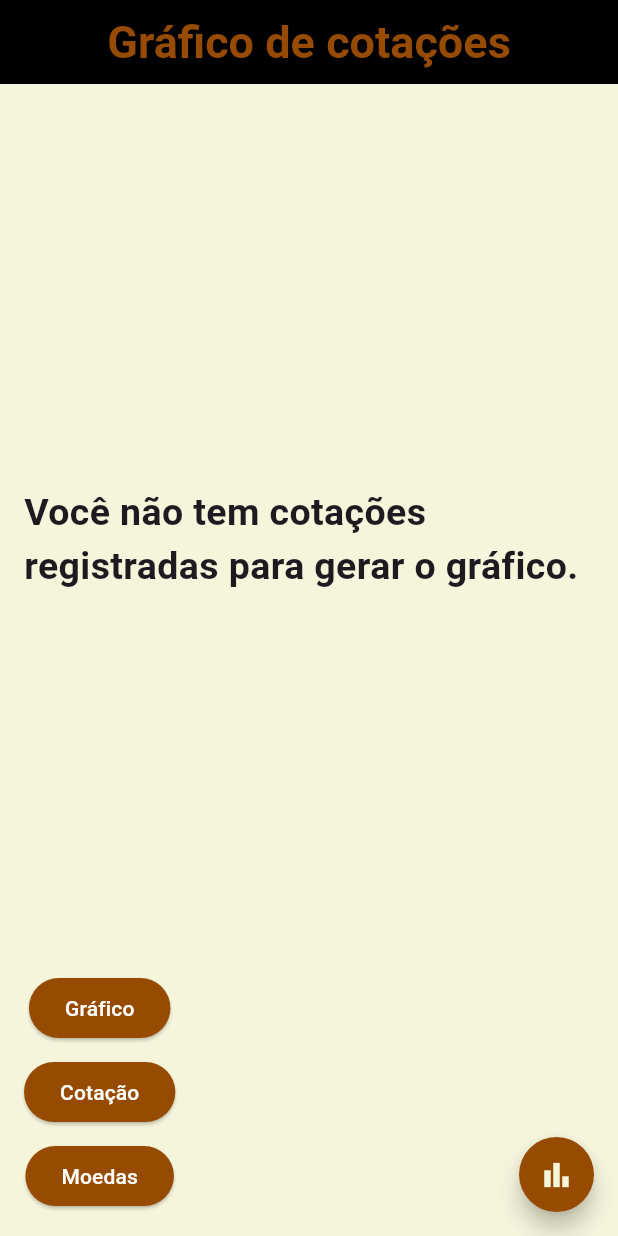
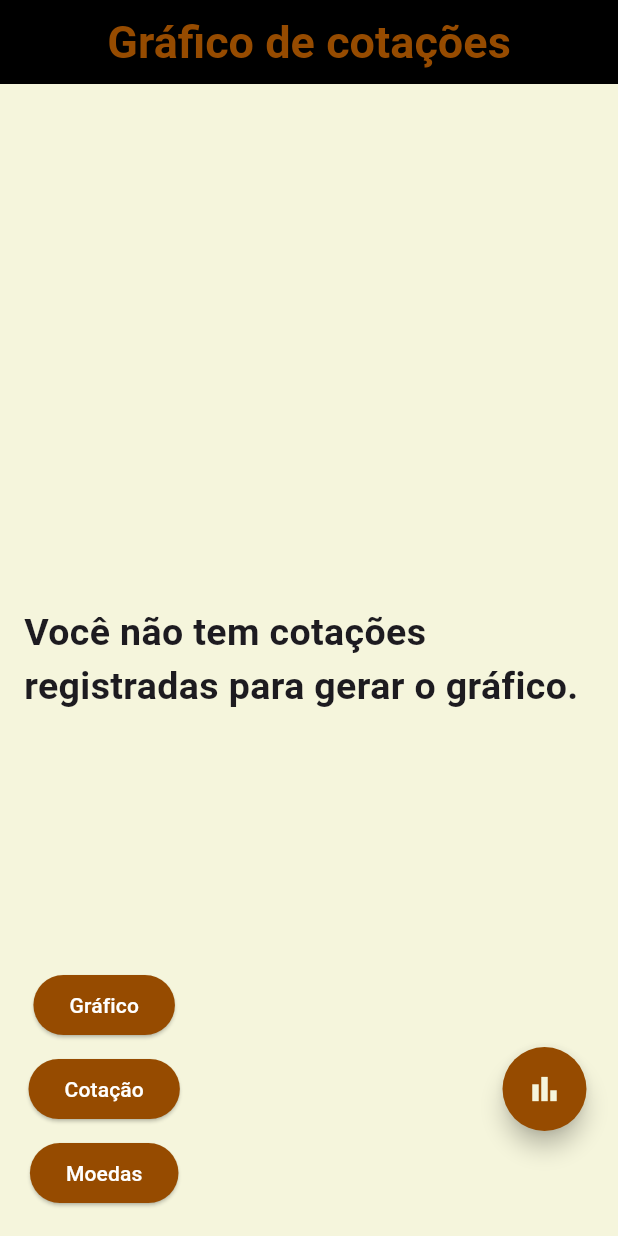
Before and after one commit to Lulispliff/app_grafico_compartilhado, a Flutter app: the screen it shows after launch, after a tap on "Gráfico", on a phone screen of 412 x 824 dp. Run offline on Flutter 3.47's test engine with Material 3 defaults, Android fonts, the phone set to English and light mode, and no system bars; our stand-ins replace fl_chart, font_awesome_flutter, isar, mask_text_input_formatter; accounts and stored records are empty; generated files the repository leaves out were written again.

Commit message:
botoes de navegaçao e add juntos

```diff
--- a/lib/src/screens/grafico_screen.dart
+++ b/lib/src/screens/grafico_screen.dart
@@ -44,7 +44,6 @@ class GraficoScreenState extends State<GraficoScreen> {
             Expanded(
               child: _buildPrimaryList(),
             ),
-            NavigatorButtons.buildNavigatorButtons(context),
           ],
         ),
       ),
@@ -124,17 +123,26 @@ class GraficoScreenState extends State<GraficoScreen> {
     return Column(
       mainAxisAlignment: MainAxisAlignment.end,
       children: [
-        SizedBox(
-          height: 50,
-          width: 50,
+        Row(
+          mainAxisAlignment: MainAxisAlignment.spaceBetween,
+          children: [
+            Padding(
+              padding: const EdgeInsets.symmetric(horizontal: 35, vertical: 2),
+              child: NavigatorButtons.buildNavigatorButtons(context),
+            ),
+            Padding(
+              padding: const EdgeInsets.all(5.0),
               child: FloatingActionButton(
                 onPressed: _selectInfosChartScreen,
                 tooltip: "Gerar gráfico",
                 backgroundColor: AppColors.color2,
                 shape: const CircleBorder(),
-            child: const Icon(Icons.bar_chart_sharp, color: AppColors.color3),
+                child:
+                    const Icon(Icons.bar_chart_sharp, color: AppColors.color3),
               ),
-        )
+            ),
+          ],
+        ),
       ],
     );
   }
--- a/lib/src/screens/moeda_screen.dart
+++ b/lib/src/screens/moeda_screen.dart
@@ -46,7 +46,6 @@ class MoedaScreenState extends State<MoedaScreen> {
             Expanded(
               child: _buildMoedasList(),
             ),
-            NavigatorButtons.buildNavigatorButtons(context),
           ],
         ),
       ),
@@ -117,9 +116,15 @@ class MoedaScreenState extends State<MoedaScreen> {
     return Column(
       mainAxisAlignment: MainAxisAlignment.end,
       children: [
-        SizedBox(
-          height: 50,
-          width: 50,
+        Row(
+          mainAxisAlignment: MainAxisAlignment.spaceBetween,
+          children: [
+            Padding(
+              padding: const EdgeInsets.symmetric(horizontal: 35, vertical: 2),
+              child: NavigatorButtons.buildNavigatorButtons(context),
+            ),
+            Padding(
+              padding: const EdgeInsets.all(5.0),
               child: FloatingActionButton(
                 onPressed: () {
                   _addMoedaDialog();
@@ -127,8 +132,11 @@ class MoedaScreenState extends State<MoedaScreen> {
                 tooltip: "Adicionar moeda",
                 backgroundColor: AppColors.color2,
                 shape: const CircleBorder(),
-            child: const Icon(FontAwesomeIcons.coins, color: AppColors.color3),
+                child:
+                    const Icon(FontAwesomeIcons.coins, color: AppColors.color3),
               ),
+            ),
+          ],
         ),
       ],
     );
```
Also changed, not shown: lib/src/screens/cotacao_screen.dart (+11 -4 lines). Lines whose indentation alone changed are shown as unchanged.
